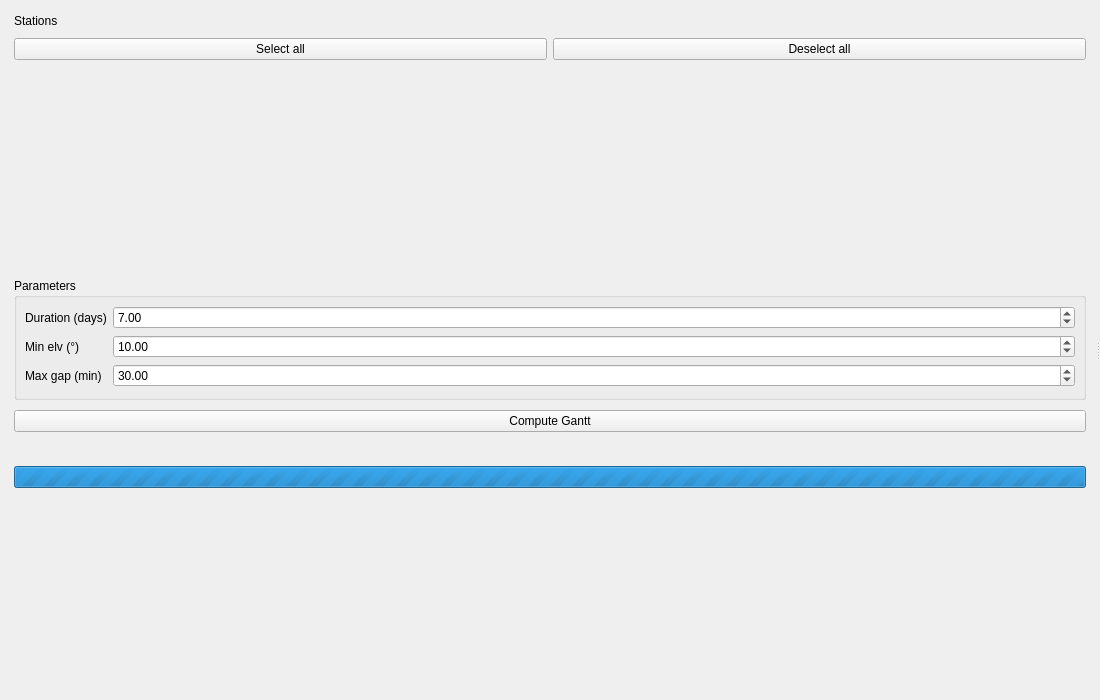
The window that desktop_app/ui/pages/visibility_page.ui (halici21/lunar-orbit-determination) describes before a commit, drawn with Qt 5.
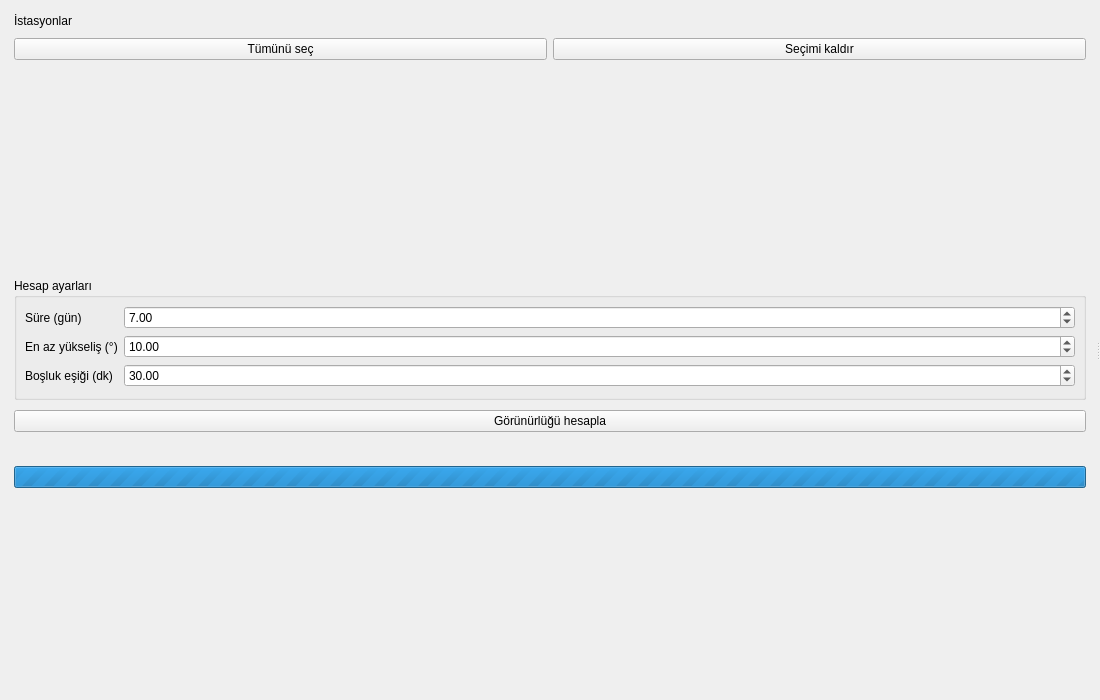
The same window after the commit.

Commit message:
desktop: Turkish strings on Stations, Görünürlük and Ay yüzey izi
Translates the remaining English buttons, dialogs, status/log lines,
plot titles, axis labels and legends on the station catalogue, the
contact plan and the ground-track tool, plus the stale .ui defaults
they are created from. Identifiers and data values stay unchanged.

"Save as Network Preset" is removed from İstasyonlar: the presets were
only offered in Senaryo, where the desktop executor rejects every network
but single/multi, so a saved preset could never run.

Diff of the .ui file:
```diff
--- a/desktop_app/ui/pages/visibility_page.ui
+++ b/desktop_app/ui/pages/visibility_page.ui
@@ -28,7 +28,7 @@
        <!-- Station header + select buttons -->
        <item>
         <widget class="QLabel" name="stationHeaderLabel">
-         <property name="text"><string>Stations</string></property>
+         <property name="text"><string>İstasyonlar</string></property>
         </widget>
        </item>
        <item>
@@ -36,12 +36,12 @@
          <property name="spacing"><number>6</number></property>
          <item>
           <widget class="QPushButton" name="selectAllBtn">
-           <property name="text"><string>Select all</string></property>
+           <property name="text"><string>Tümünü seç</string></property>
           </widget>
          </item>
          <item>
           <widget class="QPushButton" name="deselectAllBtn">
-           <property name="text"><string>Deselect all</string></property>
+           <property name="text"><string>Seçimi kaldır</string></property>
           </widget>
          </item>
         </layout>
@@ -67,7 +67,7 @@
        <!-- Parameters group -->
        <item>
         <widget class="QGroupBox" name="paramsGroup">
-         <property name="title"><string>Parameters</string></property>
+         <property name="title"><string>Hesap ayarları</string></property>
          <layout class="QFormLayout" name="paramsFormLayout">
           <property name="leftMargin"><number>8</number></property>
           <property name="topMargin"><number>8</number></property>
@@ -75,7 +75,7 @@
           <property name="bottomMargin"><number>10</number></property>
           <item row="0" column="0">
            <widget class="QLabel" name="durationLabel">
-            <property name="text"><string>Duration (days)</string></property>
+            <property name="text"><string>Süre (gün)</string></property>
            </widget>
           </item>
           <item row="0" column="1">
@@ -88,7 +88,7 @@
           </item>
           <item row="1" column="0">
            <widget class="QLabel" name="elevLabel">
-            <property name="text"><string>Min elv (°)</string></property>
+            <property name="text"><string>En az yükseliş (°)</string></property>
            </widget>
           </item>
           <item row="1" column="1">
@@ -101,7 +101,7 @@
           </item>
           <item row="2" column="0">
            <widget class="QLabel" name="gapLabel">
-            <property name="text"><string>Max gap (min)</string></property>
+            <property name="text"><string>Boşluk eşiği (dk)</string></property>
            </widget>
           </item>
           <item row="2" column="1">
@@ -118,7 +118,7 @@
        <!-- Compute button -->
        <item>
         <widget class="QPushButton" name="computeBtn">
-         <property name="text"><string>Compute Gantt</string></property>
+         <property name="text"><string>Görünürlüğü hesapla</string></property>
          <property name="minimumHeight"><number>38</number></property>
         </widget>
        </item>
```
The commit also changes 9 other files.
